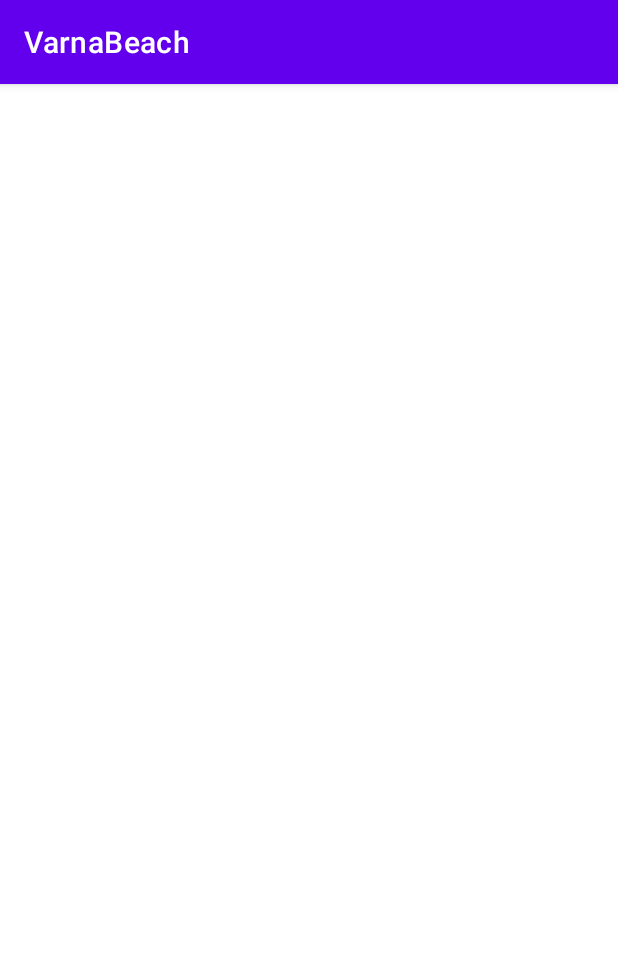
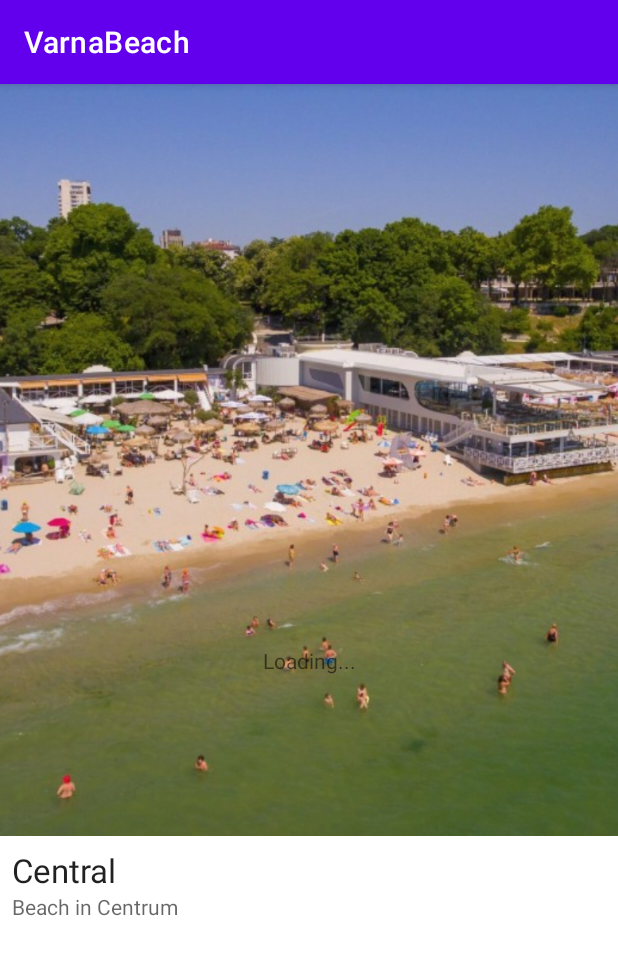
Before and after one commit to xameYeoh/varna-beach, an Android app: the screen it shows after launch (BeachDetailActivity before the commit, BeachConditionsActivity after it), after a tap on "Central", on a phone screen of 412 x 824 dp. Shown: the top 955 px of the screen. Run offline under Robolectric (Android 15) with nearby library versions, the light colour scheme and no system bars; our stand-ins replace Room's generated code, Volley; network calls fail; pictures from the network do not load.

Commit message:
added view binding, made simple layout for BeachConditionsActivity; added listener interfaces for callbacks on loading and successful respond on REST API call, decoupling the Repository and ViewModels

```diff
--- a/app/build.gradle
+++ b/app/build.gradle
@@ -27,6 +27,11 @@ android {
             proguardFiles getDefaultProguardFile('proguard-android-optimize.txt'), 'proguard-rules.pro'
         }
     }
+
+    buildFeatures {
+        viewBinding true
+    }
+
     compileOptions {
         sourceCompatibility JavaVersion.VERSION_1_8
         targetCompatibility JavaVersion.VERSION_1_8
--- a/app/src/main/AndroidManifest.xml
+++ b/app/src/main/AndroidManifest.xml
@@ -10,7 +10,7 @@
         android:supportsRtl="true"
         android:theme="@style/Theme.VarnaBeach">
         <activity
-            android:name=".BeachDetailActivity"
+            android:name=".BeachConditionsActivity"
             android:exported="false" />
         <activity
             android:name=".MainActivity"
--- /dev/null
+++ b/app/src/main/java/com/getman/varnabeach/BeachConditionsActivity.java
@@ -0,0 +1,74 @@
+package com.getman.varnabeach;
+
+import androidx.appcompat.app.AppCompatActivity;
+import androidx.lifecycle.ViewModelProvider;
+
+import android.content.Intent;
+import android.net.Uri;
+import android.os.Bundle;
+import android.widget.TextView;
+
+import com.getman.varnabeach.databinding.ActivityBeachDetailBinding;
+import com.getman.varnabeach.lifecycle.BeachConditionsViewModel;
+import com.getman.varnabeach.room.Beach;
+
+import java.util.Map;
+
+public class BeachConditionsActivity extends AppCompatActivity {
+    public static final String BEACH = "beach";
+    private ActivityBeachDetailBinding binding;
+    private Beach beach;
+    private BeachConditionsViewModel model;
+
+    @Override
+    protected void onCreate(Bundle savedInstanceState) {
+        super.onCreate(savedInstanceState);
+        binding = ActivityBeachDetailBinding.inflate(getLayoutInflater());
+        setContentView(binding.getRoot());
+
+        getBeachFromIntent();
+
+        bindViewsToBeachInfo();
+
+        setBeachConditionsViewModel();
+
+        setObserverForViewModel();
+    }
+
+    private void setObserverForViewModel() {
+        model.getConditions(beach.lat, beach.lng, this::displayLoadingInfo)
+                .observe(this, this::displayConditions);
+    }
+
+    private void setBeachConditionsViewModel() {
+        model = new ViewModelProvider(this)
+                .get(BeachConditionsViewModel.class);
+    }
+
+    private void bindViewsToBeachInfo() {
+        binding.beachDescription.cardImage.setImageURI(Uri.parse(beach.imageURI));
+        binding.beachDescription.cardDescription.setText(beach.description);
+        binding.beachDescription.cardTitle.setText(beach.name);
+    }
+
+    private void getBeachFromIntent() {
+        Intent intent = getIntent();
+        beach = (Beach) intent.getSerializableExtra(BEACH);
+    }
+
+    private void displayLoadingInfo() {
+        binding.testView.setText("Loading...");
+    }
+
+    private void displayConditions(Map<String, String> conditions) {
+            StringBuilder builder = new StringBuilder();
+            for (String key : conditions.keySet()) {
+                builder.append(key)
+                        .append(": ")
+                        .append(conditions.get(key))
+                        .append("\n");
+            }
+            TextView test = findViewById(R.id.test_view);
+            test.setText(builder.toString());
+    }
+}
--- a/app/src/main/java/com/getman/varnabeach/BeachDetailActivity.java
+++ /dev/null
@@ -1,39 +0,0 @@
-package com.getman.varnabeach;
-
-import androidx.appcompat.app.AppCompatActivity;
-import androidx.lifecycle.ViewModelProvider;
-
-import android.content.Intent;
-import android.os.Bundle;
-import android.widget.TextView;
-
-import com.getman.varnabeach.lifecycle.BeachConditionsViewModel;
-import com.getman.varnabeach.room.Beach;
-
-public class BeachDetailActivity extends AppCompatActivity {
-    public static final String BEACH = "beach";
-
-    @Override
-    protected void onCreate(Bundle savedInstanceState) {
-        super.onCreate(savedInstanceState);
-        setContentView(R.layout.activity_beach_detail);
-
-        Intent intent = getIntent();
-        Beach beach = (Beach) intent.getSerializableExtra(BEACH);
-
-        BeachConditionsViewModel model = new ViewModelProvider(this)
-                .get(BeachConditionsViewModel.class);
-        model.requestConditions(beach.lat, beach.lng);
-        model.getConditions().observe(this, (conditions) -> {
-            StringBuilder builder = new StringBuilder();
-            for (String key : conditions.keySet()) {
-                builder.append(key)
-                        .append(": ")
-                        .append(conditions.get(key))
-                        .append("\n");
-            }
-            TextView test = findViewById(R.id.test_view);
-            test.setText(builder.toString());
-        });
-    }
-}
--- a/app/src/main/java/com/getman/varnabeach/MainActivity.java
+++ b/app/src/main/java/com/getman/varnabeach/MainActivity.java
@@ -1,14 +1,15 @@
 package com.getman.varnabeach;
 
 import androidx.appcompat.app.AppCompatActivity;
-import androidx.lifecycle.ViewModel;
 import androidx.lifecycle.ViewModelProvider;
 import androidx.recyclerview.widget.LinearLayoutManager;
 import androidx.recyclerview.widget.RecyclerView;
 
 import android.os.Bundle;
+import android.view.View;
 
-import com.getman.varnabeach.lifecycle.BeachViewModel;
+import com.getman.varnabeach.databinding.ActivityMainBinding;
+import com.getman.varnabeach.lifecycle.BeachListViewModel;
 import com.getman.varnabeach.recycler.BeachAdapter;
 
 public class MainActivity extends AppCompatActivity {
@@ -16,14 +17,15 @@ public class MainActivity extends AppCompatActivity {
     @Override
     protected void onCreate(Bundle savedInstanceState) {
         super.onCreate(savedInstanceState);
-        setContentView(R.layout.activity_main);
+        ActivityMainBinding binding = ActivityMainBinding.inflate(getLayoutInflater());
+        View view = binding.getRoot();
+        setContentView(view);
 
         BeachAdapter adapter = new BeachAdapter();
-        RecyclerView recyclerView = findViewById(R.id.recycler_view);
-        recyclerView.setAdapter(adapter);
-        recyclerView.setLayoutManager(new LinearLayoutManager(this));
+        binding.recyclerView.setAdapter(adapter);
+        binding.recyclerView.setLayoutManager(new LinearLayoutManager(this));
 
-        BeachViewModel vm = new ViewModelProvider(this).get(BeachViewModel.class);
+        BeachListViewModel vm = new ViewModelProvider(this).get(BeachListViewModel.class);
         vm.getAllBeaches().observe(this, adapter::submitList);
     }
 }
--- a/app/src/main/java/com/getman/varnabeach/data/Repository.java
+++ b/app/src/main/java/com/getman/varnabeach/data/Repository.java
@@ -11,6 +11,7 @@ import com.android.volley.NetworkResponse;
 import com.android.volley.Request;
 import com.android.volley.VolleyError;
 import com.getman.varnabeach.BuildConfig;
+import com.getman.varnabeach.lifecycle.OnChangeConditionListener;
 import com.getman.varnabeach.room.Beach;
 import com.getman.varnabeach.room.BeachDAO;
 import com.getman.varnabeach.room.BeachDatabase;
@@ -44,6 +45,14 @@ public class Repository {
         allBeaches = beachDAO.getAllOrderByName();
 
         beachConditions = new HashMap<>();
+        putEmptyConditions();
+    }
+
+    private void putEmptyConditions() {
+        String[] params = PARAMS.split(",");
+        for (String param : params) {
+            beachConditions.put(param, "");
+        }
     }
 
     public static Repository getInstance(Application application) {
@@ -63,7 +72,7 @@ public class Repository {
 
     public Map<String, String> getBeachConditions() { return beachConditions; }
 
-    public void requestNewConditions(String lat, String lng) {
+    public void requestNewConditions(String lat, String lng, OnChangeConditionListener listener) {
         VolleyHelper helper = VolleyHelper.getInstance(context);
         String lastHour = Instant.now().truncatedTo(ChronoUnit.HOURS).toString();
 
@@ -76,7 +85,15 @@ public class Repository {
         CacheRequest request = new CacheRequest(
                 Request.Method.GET,
                 url,
-                this::updateMap,
+                response -> {
+                    try {
+                        putAverageValuesToMap(response);
+                        listener.onChange();
+                    }
+                    catch (JSONException je) {
+                        Log.d("JSON", je.toString());
+                    }
+                },
                 this::displayError) {
             @Override
             public Map<String, String> getHeaders() {
@@ -88,17 +105,6 @@ public class Repository {
         };
 
         helper.addToRequestQueue(request);
-    }
-
-    private void updateMap(NetworkResponse response) {
-        beachConditions.clear();
-
-        try {
-            putAverageValuesToMap(response);
-        }
-        catch (JSONException je) {
-            Log.d("JSON", je.toString());
-        }
     }
 
     private void putAverageValuesToMap(NetworkResponse response) throws JSONException{
@@ -125,7 +131,7 @@ public class Repository {
             sum += condition.getDouble(names.getString(i));
         }
 
-        return sum / names.length();
+        return Math.floor(sum / names.length() * 100) / 100;
     }
 
     private JSONObject getCurrentHourJsonObject(JSONObject response) {
--- a/app/src/main/java/com/getman/varnabeach/lifecycle/BeachConditionsViewModel.java
+++ b/app/src/main/java/com/getman/varnabeach/lifecycle/BeachConditionsViewModel.java
@@ -12,21 +12,29 @@ import java.util.Map;
 
 public class BeachConditionsViewModel extends AndroidViewModel {
 
-    private final MutableLiveData<Map<String, String>> conditions;
+    private MutableLiveData<Map<String, String>> conditions;
     private final Repository repository;
 
     public BeachConditionsViewModel(Application application) {
         super(application);
 
         repository = Repository.getInstance(application);
-        conditions = new MutableLiveData<>(repository.getBeachConditions());
     }
 
-    public LiveData<Map<String, String>> getConditions() {
+    public LiveData<Map<String, String>> getConditions(String lat, String lng, OnLoadingListener listener) {
+        if (conditions == null) {
+            conditions = new MutableLiveData<>();
+            listener.onLoading();
+            requestConditions(lat, lng);
+        }
         return conditions;
     }
 
-    public void requestConditions(String lat, String lng) {
-        repository.requestNewConditions(lat, lng);
+    private void requestConditions(String lat, String lng) {
+        repository.requestNewConditions(lat, lng, this::updateData);
+    }
+
+    private void updateData() {
+        conditions.setValue(repository.getBeachConditions());
     }
 }
--- /dev/null
+++ b/app/src/main/java/com/getman/varnabeach/lifecycle/BeachInfoViewModel.java
@@ -0,0 +1,7 @@
+package com.getman.varnabeach.lifecycle;
+
+import androidx.lifecycle.ViewModel;
+
+public class BeachInfoViewModel extends ViewModel {
+
+}
--- a/app/src/main/java/com/getman/varnabeach/lifecycle/BeachViewModel.java
+++ b/app/src/main/java/com/getman/varnabeach/lifecycle/BeachListViewModel.java
@@ -10,10 +10,10 @@ import com.getman.varnabeach.room.Beach;
 
 import java.util.List;
 
-public class BeachViewModel extends AndroidViewModel {
+public class BeachListViewModel extends AndroidViewModel {
     private final LiveData<List<Beach>> allBeaches;
 
-    public BeachViewModel(Application application) {
+    public BeachListViewModel(Application application) {
         super(application);
 
         Repository repository = Repository.getInstance(application);
--- /dev/null
+++ b/app/src/main/java/com/getman/varnabeach/lifecycle/OnChangeConditionListener.java
@@ -0,0 +1,5 @@
+package com.getman.varnabeach.lifecycle;
+
+public interface OnChangeConditionListener {
+    void onChange();
+}
--- /dev/null
+++ b/app/src/main/java/com/getman/varnabeach/lifecycle/OnLoadingListener.java
@@ -0,0 +1,5 @@
+package com.getman.varnabeach.lifecycle;
+
+public interface OnLoadingListener {
+    void onLoading();
+}
--- a/app/src/main/java/com/getman/varnabeach/recycler/BeachViewHolder.java
+++ b/app/src/main/java/com/getman/varnabeach/recycler/BeachViewHolder.java
@@ -1,7 +1,9 @@
 package com.getman.varnabeach.recycler;
 
 import android.content.Intent;
+import android.graphics.drawable.Drawable;
 import android.net.Uri;
+import android.util.Log;
 import android.view.LayoutInflater;
 import android.view.View;
 import android.view.ViewGroup;
@@ -10,9 +12,13 @@ import android.widget.TextView;
 
 import androidx.recyclerview.widget.RecyclerView;
 
-import com.getman.varnabeach.BeachDetailActivity;
+import com.getman.varnabeach.BeachConditionsActivity;
 import com.getman.varnabeach.R;
+import com.getman.varnabeach.databinding.BeachCardBinding;
 import com.getman.varnabeach.room.Beach;
+
+import java.io.FileNotFoundException;
+import java.io.InputStream;
 
 public class BeachViewHolder extends RecyclerView.ViewHolder {
 
@@ -23,9 +29,11 @@ public class BeachViewHolder extends RecyclerView.ViewHolder {
     private BeachViewHolder(View view) {
         super(view);
 
-        image = view.findViewById(R.id.card_image);
-        title = view.findViewById(R.id.card_title);
-        description = view.findViewById(R.id.card_description);
+        BeachCardBinding binding = BeachCardBinding.bind(view);
+
+        image = binding.beachInformation.cardImage;
+        title = binding.beachInformation.cardTitle;
+        description = binding.beachInformation.cardDescription;
     }
 
     public static BeachViewHolder create(ViewGroup parent) {
@@ -36,14 +44,27 @@ public class BeachViewHolder extends RecyclerView.ViewHolder {
     }
 
     public void bind(Beach beach) {
-        image.setImageURI(Uri.parse(beach.imageURI));
+        image.setImageDrawable(getBeachImageDrawable(beach));
+        if (image.getDrawable() == null) Log.e("Image", "Drawable null");
+
         title.setText(beach.name);
         description.setText(beach.description);
 
         image.getRootView().setOnClickListener(v -> {
-            Intent intent = new Intent(v.getContext(), BeachDetailActivity.class);
-            intent.putExtra(BeachDetailActivity.BEACH, beach);
+            Intent intent = new Intent(v.getContext(), BeachConditionsActivity.class);
+            intent.putExtra(BeachConditionsActivity.BEACH, beach);
             image.getContext().startActivity(intent);
         });
     }
+
+    private Drawable getBeachImageDrawable(Beach beach) {
+        try {
+            InputStream is = image.getContext().getContentResolver()
+                    .openInputStream(Uri.parse(beach.imageURI));
+            return Drawable.createFromStream(is, beach.imageURI);
+        } catch (FileNotFoundException e) {
+            e.printStackTrace();
+        }
+        return null;
+    }
 }
--- a/app/src/main/res/layout/activity_beach_detail.xml
+++ b/app/src/main/res/layout/activity_beach_detail.xml
@@ -4,10 +4,22 @@
     xmlns:tools="http://schemas.android.com/tools"
     android:layout_width="match_parent"
     android:layout_height="match_parent"
-    tools:context=".BeachDetailActivity">
+    tools:context=".BeachConditionsActivity">
+
+    <include
+        android:id="@+id/beach_description"
+        layout="@layout/beach_info"
+        app:layout_constraintBottom_toBottomOf="parent"
+        app:layout_constraintEnd_toEndOf="parent"
+        app:layout_constraintStart_toStartOf="parent"
+        app:layout_constraintTop_toTopOf="parent" />
 
     <TextView
         android:id="@+id/test_view"
-        android:layout_width="match_parent"
-        android:layout_height="match_parent"/>
+        android:layout_width="wrap_content"
+        android:layout_height="wrap_content"
+        app:layout_constraintBottom_toBottomOf="parent"
+        app:layout_constraintEnd_toEndOf="parent"
+        app:layout_constraintStart_toStartOf="parent"
+        app:layout_constraintTop_toTopOf="@id/beach_description" />
 </androidx.constraintlayout.widget.ConstraintLayout>
--- a/app/src/main/res/layout/beach_card.xml
+++ b/app/src/main/res/layout/beach_card.xml
@@ -7,39 +7,8 @@
     card_view:cardCornerRadius="8dp"
     card_view:cardElevation="4dp">
 
-    <LinearLayout
-        android:layout_width="match_parent"
-        android:layout_height="match_parent"
-        android:orientation="vertical">
-
-        <ImageView
-            android:id="@+id/card_image"
-            android:layout_width="wrap_content"
-            android:layout_height="0dp"
-            android:scaleType="centerCrop"
-            android:layout_weight="2"
-            android:contentDescription="@string/beach_image"/>
-        <LinearLayout
-            android:layout_width="match_parent"
-            android:layout_height="0dp"
-            android:orientation="vertical"
-            android:layout_weight="1"
-            android:layout_margin="@dimen/small_margin">
-
-            <TextView
-                android:id="@+id/card_title"
-                android:layout_width="match_parent"
-                android:layout_height="wrap_content"
-                style="@android:style/TextAppearance.Large"
-                />
-            <TextView
-                android:id="@+id/card_description"
-                android:layout_width="match_parent"
-                android:layout_height="match_parent"
-                style="@android:style/TextAppearance.Small"
-                />
-
-        </LinearLayout>
-
-    </LinearLayout>
+    <include
+        android:id="@+id/beach_information"
+        layout="@layout/beach_info"
+        />
 </androidx.cardview.widget.CardView>
--- /dev/null
+++ b/app/src/main/res/layout/beach_info.xml
@@ -0,0 +1,35 @@
+<?xml version="1.0" encoding="utf-8"?>
+
+<LinearLayout xmlns:android="http://schemas.android.com/apk/res/android"
+    android:layout_width="match_parent"
+    android:layout_height="match_parent"
+    android:orientation="vertical">
+
+    <ImageView
+        android:id="@+id/card_image"
+        android:layout_width="match_parent"
+        android:layout_height="0dp"
+        android:layout_weight="2"
+        android:contentDescription="@string/beach_image"
+        android:scaleType="centerCrop" />
+
+    <LinearLayout
+        android:layout_width="match_parent"
+        android:layout_height="0dp"
+        android:layout_margin="@dimen/small_margin"
+        android:layout_weight="1"
+        android:orientation="vertical">
+
+        <TextView
+            android:id="@+id/card_title"
+            style="@android:style/TextAppearance.Large"
+            android:layout_width="match_parent"
+            android:layout_height="wrap_content" />
+
+        <TextView
+            android:id="@+id/card_description"
+            style="@android:style/TextAppearance.Small"
+            android:layout_width="match_parent"
+            android:layout_height="match_parent" />
+    </LinearLayout>
+</LinearLayout>
```
Also changed, not shown: 1 other file.
